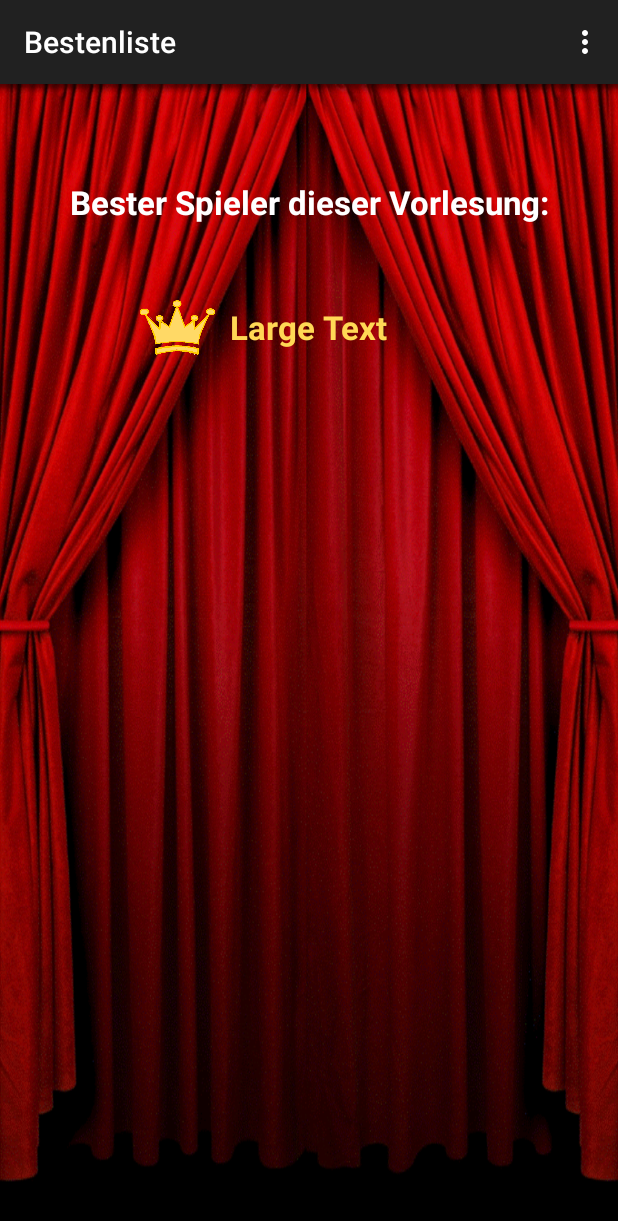
After one commit to LeaBuchweitz/AppProjekt, an Android app: the BestUserActivity screen opened directly, with no data from a screen before it, on a phone screen of 412 x 824 dp. The commit adds this screen. Shown: the top 1221 px of the screen. Run offline under Robolectric (Android 15) with nearby library versions, the phone set to English and light mode, and no system bars.

Commit message:
Neue Activity BestUser UserID abgefrag ohne Hardcoden Teile von Hinzufügen und suchen

```diff
--- a/KnowledgeToGo/app/src/main/AndroidManifest.xml
+++ b/KnowledgeToGo/app/src/main/AndroidManifest.xml
@@ -56,6 +56,10 @@
             android:name=".ShowScoreActivity"
             android:label="@string/title_activity_show_score" >
         </activity>
+        <activity
+            android:name=".BestUserActivity"
+            android:label="@string/title_activity_best_user" >
+        </activity>
     </application>
 
 </manifest>
--- a/KnowledgeToGo/app/src/main/java/com/learningapp/infoproject/knowledgetogo/Add_Gap_Question_Activity.java
+++ b/KnowledgeToGo/app/src/main/java/com/learningapp/infoproject/knowledgetogo/Add_Gap_Question_Activity.java
@@ -1,7 +1,9 @@
 package com.learningapp.infoproject.knowledgetogo;
 
 import android.app.AlertDialog;
+import android.content.Context;
 import android.content.DialogInterface;
+import android.content.SharedPreferences;
 import android.support.v7.app.ActionBarActivity;
 import android.os.Bundle;
 import android.util.Log;
@@ -25,6 +27,10 @@ public class Add_Gap_Question_Activity extends ActionBarActivity {
         setContentView(R.layout.activity_add__gap__question_);
         content = (EditText) findViewById(R.id.text);
         uploaded = false;
+
+        // Get Info from SharedPreferences for User-ID
+        SharedPreferences prefs = getSharedPreferences("com.learningapp.infoproject.knowledgetogo", Context.MODE_PRIVATE);
+        uid = prefs.getInt("User-ID",0);
     }
 
     public void sendQuestion(View view){
--- a/KnowledgeToGo/app/src/main/java/com/learningapp/infoproject/knowledgetogo/Add_Normal_Question_Activity.java
+++ b/KnowledgeToGo/app/src/main/java/com/learningapp/infoproject/knowledgetogo/Add_Normal_Question_Activity.java
@@ -1,7 +1,9 @@
 package com.learningapp.infoproject.knowledgetogo;
 
 import android.app.AlertDialog;
+import android.content.Context;
 import android.content.DialogInterface;
+import android.content.SharedPreferences;
 import android.support.v7.app.ActionBarActivity;
 import android.os.Bundle;
 import android.view.Menu;
@@ -48,6 +50,10 @@ public class Add_Normal_Question_Activity extends ActionBarActivity {
         forthAnswer = (EditText) findViewById(R.id.forth_answer);
         numberAnswers = 1;
         enoughAnswers = false;
+
+        // Get Info from SharedPreferences for User-ID
+        SharedPreferences prefs = getSharedPreferences("com.learningapp.infoproject.knowledgetogo", Context.MODE_PRIVATE);
+        uid = prefs.getInt("User-ID",0);
 
         // Add answer-possibilities
         addAnswer.setOnClickListener(new View.OnClickListener() {
--- /dev/null
+++ b/KnowledgeToGo/app/src/main/java/com/learningapp/infoproject/knowledgetogo/BestUserActivity.java
@@ -0,0 +1,89 @@
+package com.learningapp.infoproject.knowledgetogo;
+
+import android.content.Context;
+import android.content.SharedPreferences;
+import android.graphics.Color;
+import android.graphics.Typeface;
+import android.support.v7.app.ActionBarActivity;
+import android.os.Bundle;
+import android.view.Menu;
+import android.view.MenuItem;
+import android.widget.ImageView;
+import android.widget.LinearLayout;
+import android.widget.TextView;
+
+import java.util.ArrayList;
+
+
+public class BestUserActivity extends ActionBarActivity {
+
+    private DatabaseController db;
+    private int lectureId=1;
+    private int userID;
+    static final int TEXT_PADDING = 5;
+    private float score;
+    private ArrayList<String> names;
+    private ArrayList<Integer> scores;
+
+    @Override
+    protected void onCreate(Bundle savedInstanceState) {
+        super.onCreate(savedInstanceState);
+        setContentView(R.layout.activity_best_user2);
+
+        // Import layout features
+        LinearLayout scoreList = (LinearLayout) findViewById(R.id.bestUserList);
+        TextView bestUser = (TextView) findViewById(R.id.bestUser);
+        ImageView crown = (ImageView) findViewById(R.id.crown);
+        crown.setImageResource(R.drawable.best_user);
+
+        Bundle reachedScore = getIntent().getExtras();
+        if(reachedScore != null) {
+            score = reachedScore.getInt("Reached-Score");
+        }
+
+        // Get Info from SharedPreferences for User-ID
+        SharedPreferences prefs = getSharedPreferences("com.learningapp.infoproject.knowledgetogo", Context.MODE_PRIVATE);
+        userID = prefs.getInt("User-ID",0);
+
+        /*// Show best users of this lecture
+        db = new DatabaseController(DBVars.REQUEST_BEST_USER,
+                "http://android.getenv.net/?mod=Lecture&fun=getBestUser&lid="+lectureId, names, scores);
+        db.start();
+        while (db.isAlive());
+        bestUser.setText(names.get(0) + ": " + scores.get(0));
+
+        // Adds best users
+        for(int i = 1; i < names.size(); i++){
+            TextView text = new TextView(this);
+            text.setText((i+1)+". "+names.get(i) + ": " + scores.get(i));
+            text.setPadding(TEXT_PADDING, TEXT_PADDING, TEXT_PADDING, TEXT_PADDING);
+            text.setTextSize(20);
+            text.setTextColor(Color.WHITE);
+            text.setTypeface(null, Typeface.BOLD);
+            scoreList.addView(text);
+        }*/
+    }
+
+
+    @Override
+    public boolean onCreateOptionsMenu(Menu menu) {
+        // Inflate the menu; this adds items to the action bar if it is present.
+        getMenuInflater().inflate(R.menu.menu_best_user, menu);
+        return true;
+    }
+
+    @Override
+    public boolean onOptionsItemSelected(MenuItem item) {
+        // Handle action bar item clicks here. The action bar will
+        // automatically handle clicks on the Home/Up button, so long
+        // as you specify a parent activity in AndroidManifest.xml.
+        int id = item.getItemId();
+
+        //noinspection SimplifiableIfStatement
+        if (id == R.id.action_settings) {
+            return true;
+        }
+
+        return super.onOptionsItemSelected(item);
+    }
+}
--- /dev/null
+++ b/KnowledgeToGo/app/src/main/res/layout/activity_best_user2.xml
@@ -0,0 +1,55 @@
+<RelativeLayout xmlns:android="http://schemas.android.com/apk/res/android"
+    xmlns:tools="http://schemas.android.com/tools" android:layout_width="match_parent"
+    android:layout_height="match_parent" android:paddingLeft="@dimen/activity_horizontal_margin"
+    android:paddingRight="@dimen/activity_horizontal_margin"
+    android:paddingTop="@dimen/activity_vertical_margin"
+    android:paddingBottom="@dimen/activity_vertical_margin"
+    tools:context="com.learningapp.infoproject.knowledgetogo.BestUserActivity"
+    android:background="@drawable/background_vorhang">
+
+    <ImageView
+        android:layout_width="50dp"
+        android:layout_height="50dp"
+        android:id="@+id/crown"
+        android:layout_marginTop="44dp"
+        android:layout_below="@+id/best"
+        android:layout_toLeftOf="@+id/bestUser"
+        android:layout_toStartOf="@+id/bestUser" />
+
+    <TextView
+        android:layout_width="wrap_content"
+        android:layout_height="wrap_content"
+        android:textAppearance="?android:attr/textAppearanceLarge"
+        android:text="@string/best_user"
+        android:id="@+id/best"
+        android:textColor="#ffffffff"
+        android:textStyle="bold"
+        android:gravity="center_horizontal"
+        android:layout_alignParentTop="true"
+        android:layout_centerHorizontal="true"
+        android:layout_marginTop="48dp" />
+
+    <TextView
+        android:layout_width="wrap_content"
+        android:layout_height="wrap_content"
+        android:textAppearance="?android:attr/textAppearanceLarge"
+        android:text="Large Text"
+        android:id="@+id/bestUser"
+        android:textColor="#ffffd855"
+        android:textStyle="bold"
+        android:layout_alignTop="@+id/crown"
+        android:layout_centerHorizontal="true"
+        android:layout_marginTop="10dp"
+        android:layout_marginLeft="10dp" />
+
+    <LinearLayout
+        android:orientation="vertical"
+        android:layout_width="fill_parent"
+        android:layout_height="fill_parent"
+        android:layout_below="@+id/bestUser"
+        android:id="@+id/bestUserList"
+        android:layout_alignLeft="@+id/crown"
+        android:layout_alignStart="@+id/crown">
+    </LinearLayout>
+
+</RelativeLayout>
--- /dev/null
+++ b/KnowledgeToGo/app/src/main/res/menu/menu_best_user.xml
@@ -0,0 +1,7 @@
+<menu xmlns:android="http://schemas.android.com/apk/res/android"
+    xmlns:app="http://schemas.android.com/apk/res-auto"
+    xmlns:tools="http://schemas.android.com/tools"
+    tools:context="com.learningapp.infoproject.knowledgetogo.BestUserActivity">
+    <item android:id="@+id/action_settings" android:title="@string/action_settings"
+        android:orderInCategory="100" app:showAsAction="never" />
+</menu>
--- a/KnowledgeToGo/app/src/main/res/values/strings.xml
+++ b/KnowledgeToGo/app/src/main/res/values/strings.xml
@@ -62,6 +62,7 @@
     <string name="title_activity_show_score">Geschafft!</string>
     <string name="title_activity_adapter_helper">AdapterHelperActivity</string>
     <string name="hello_world">Hi</string>
+    <string name="title_activity_best_user">Bestenliste</string>
 
 
 </resources>
```
Also changed, not shown: KnowledgeToGo/app/src/main/java/com/learningapp/infoproject/knowledgetogo/ChooseModeActivity.java (+74 -29 lines), KnowledgeToGo/app/src/main/java/com/learningapp/infoproject/knowledgetogo/LoginBeginActivity.java (+9 -3 lines), KnowledgeToGo/app/src/main/java/com/learningapp/infoproject/knowledgetogo/ShowScoreActivity.java (+22 -3 lines), KnowledgeToGo/app/src/main/res/layout/activity_add__gap__question_.xml (+8 -2 lines), KnowledgeToGo/app/src/main/res/layout/activity_add__normal__question_.xml (+18 -5 lines), KnowledgeToGo/app/src/main/res/layout/activity_show_score.xml (+9 -0 lines), 2 other files.
